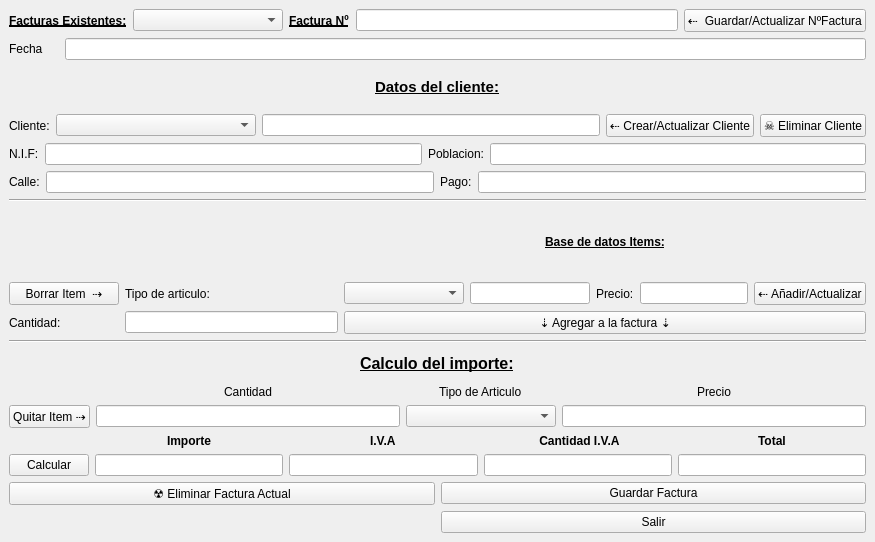
This is interfaz_v005.ui in damasko/facturador_git as Qt 5 draws it before an edit. The edited form follows.
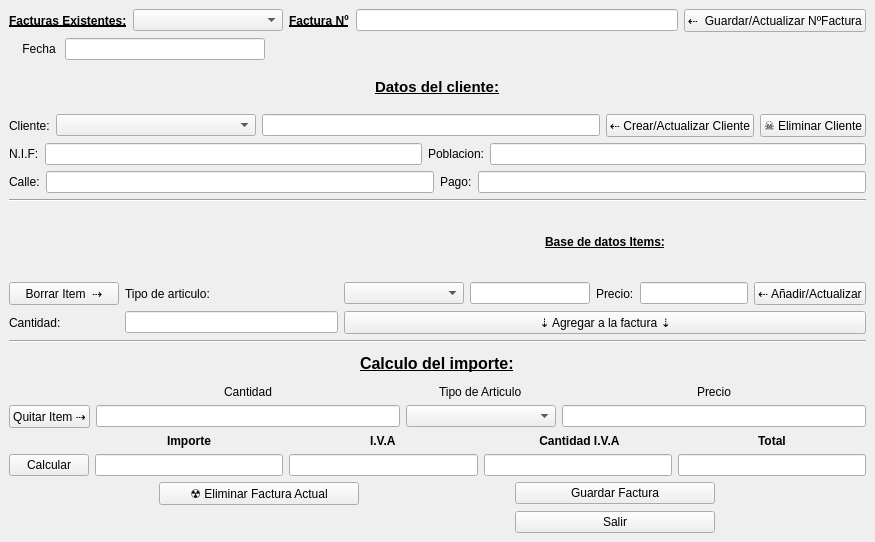
This is the edited form.

Commit message: ya casi esta

Patch:
```diff
--- a/interfaz_v005.ui
+++ b/interfaz_v005.ui
@@ -114,9 +114,12 @@
         <property name="text">
          <string>Fecha </string>
         </property>
+        <property name="alignment">
+         <set>Qt::AlignRight|Qt::AlignTrailing|Qt::AlignVCenter</set>
+        </property>
        </widget>
       </item>
-      <item>
+      <item alignment="Qt::AlignLeft">
        <widget class="QLineEdit" name="de3">
         <property name="minimumSize">
          <size>
@@ -124,6 +127,12 @@
           <height>0</height>
          </size>
         </property>
+        <property name="maximumSize">
+         <size>
+          <width>200</width>
+          <height>16777215</height>
+         </size>
+        </property>
        </widget>
       </item>
      </layout>
@@ -605,7 +614,13 @@
        </widget>
       </item>
       <item row="0" column="1">
-       <widget class="QPushButton" name="GuardarTodoB">
+       <widget class="QPushButton" name="guardartodoB">
+        <property name="maximumSize">
+         <size>
+          <width>200</width>
+          <height>16777215</height>
+         </size>
+        </property>
         <property name="text">
          <string>Guardar Factura</string>
         </property>
@@ -613,6 +628,12 @@
       </item>
       <item row="0" column="0">
        <widget class="QPushButton" name="rmallfac">
+        <property name="maximumSize">
+         <size>
+          <width>200</width>
+          <height>16777215</height>
+         </size>
+        </property>
         <property name="text">
          <string>☢ Eliminar Factura Actual</string>
         </property>
```
Left out of the diff: 6 changed lines with no effect on the pictures. The commit also changes 2 other files.
